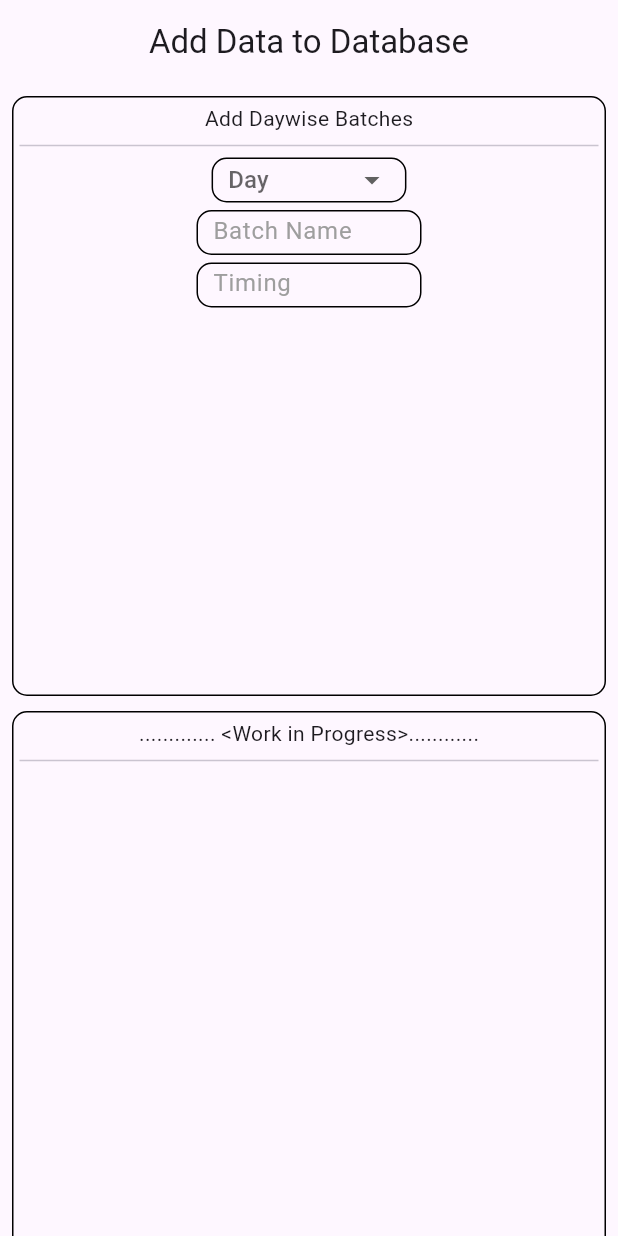
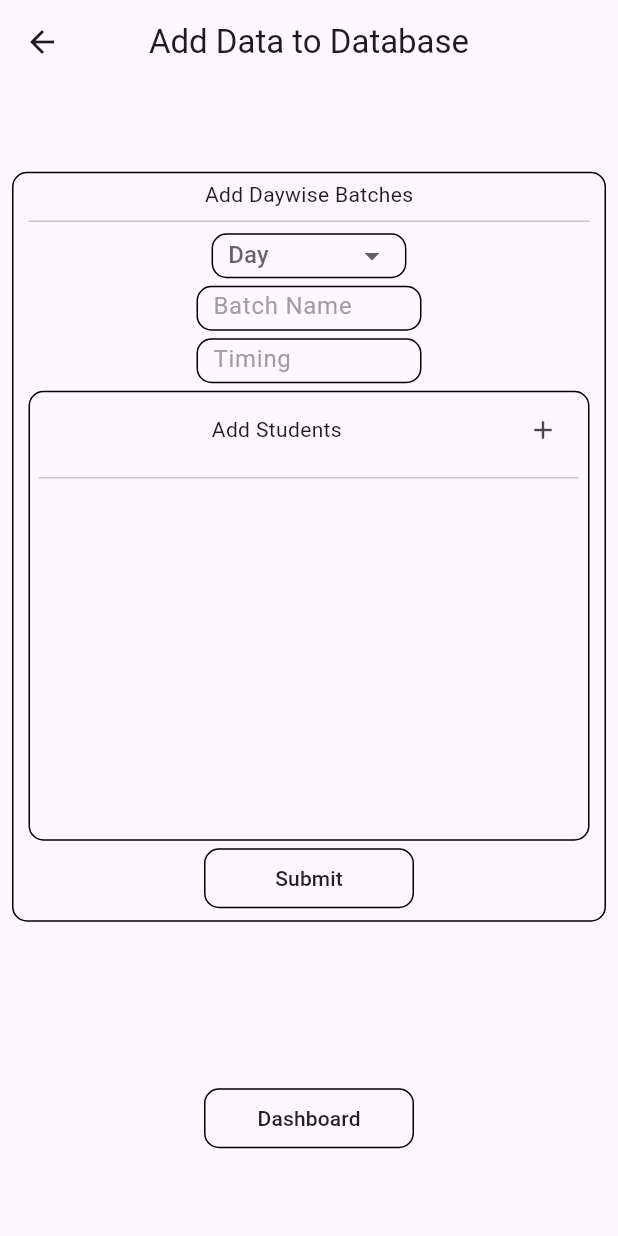
Before and after one commit to SacredNightmare99/Appel, a Flutter app: the AdminAddDataPage screen opened by its route, on a phone screen of 412 x 824 dp. Run offline on Flutter 3.47's test engine with Material 3 defaults, Android fonts, the phone set to English and light mode, and no system bars; our stand-ins replace cloud_firestore, firebase_auth, firebase_core, table_calendar; accounts and stored records are empty.

Commit message:
Completed Adding Batches functionality to the DB

```diff
--- a/lib/pages/admin/admin_add_data_page.dart
+++ b/lib/pages/admin/admin_add_data_page.dart
@@ -1,4 +1,5 @@
 import 'package:flutter/material.dart';
+import 'package:the_project/pages/admin/utils/buttons.dart';
 import 'package:the_project/pages/admin/utils/containers.dart';
 
 class AdminAddDataPage extends StatelessWidget {
@@ -8,25 +9,22 @@ class AdminAddDataPage extends StatelessWidget {
   Widget build(BuildContext context) {
     return Scaffold(
       appBar: AppBar(
-        automaticallyImplyLeading: false,
+        automaticallyImplyLeading: true,
         centerTitle: true,
         title: Text("Add Data to Database"),
       ),
-      body: SingleChildScrollView(
-        child: Container(
+      body: Container(
           padding: EdgeInsets.all(8),
           width: double.maxFinite,
-          child: Wrap(
-            alignment: WrapAlignment.center,
-            runSpacing: 10,
+          child: Column(
+            mainAxisAlignment: MainAxisAlignment.spaceAround,
             spacing: 10,
             children: [
               AddBatchContainer(),
-              AddStudentContainer()
+              NavigateButton(route: 'admin', text: "Dashboard")
             ],
           ),
         ),
-      )
     );
   }
 }
--- a/lib/pages/admin/utils/containers.dart
+++ b/lib/pages/admin/utils/containers.dart
@@ -1,19 +1,52 @@
 import 'package:flutter/material.dart';
+import 'package:the_project/pages/admin/data/batch.dart';
+import 'package:the_project/pages/admin/data/student.dart';
+import 'package:the_project/pages/admin/utils/buttons.dart';
 import 'package:the_project/pages/admin/utils/dropdowns.dart';
 import 'package:the_project/pages/admin/utils/form_fields.dart';
+import 'package:the_project/pages/admin/utils/student_form.dart';
+import 'package:the_project/services/firestore_service.dart';
 
-class AddBatchContainer extends StatelessWidget {
-  AddBatchContainer({super.key});
+class AddBatchContainer extends StatefulWidget {
+  const AddBatchContainer({super.key});
 
+  @override
+  State<AddBatchContainer> createState() => _AddBatchContainerState();
+}
+
+class _AddBatchContainerState extends State<AddBatchContainer> {
   final TextEditingController batchNameController = TextEditingController();
   final TextEditingController batchTimingController = TextEditingController();
+
+  final FirestoreService firestoreService = FirestoreService();
+
+  String selectedDay = "";
+  List<Student> students = [];
+
+  void _addBatch(String day, String name, String timing, List<Student> students) {
+
+    Batch newBatch = Batch(name: name, timing: timing, students: students);
+
+    firestoreService.saveBatchForDay(day, [newBatch]);
+  }
+
+  void _onSubmit() {
+
+    if (batchNameController.text.isNotEmpty && batchTimingController.text.isNotEmpty && selectedDay.isNotEmpty) {
+      _addBatch(selectedDay, batchNameController.text, batchTimingController.text, students);
+
+      selectedDay = "";
+      batchNameController.clear();
+      batchTimingController.clear();
+    }
+  }
 
   @override
   Widget build(BuildContext context) {
     return Container(
-      height: 400,
-      width: 500,
-      padding: EdgeInsets.all(4),
+      height: 500,
+      width: 600,
+      padding: EdgeInsets.only(top: 4, right: 10, left: 10),
       decoration: BoxDecoration(
         border: Border.all(width: 1),
         borderRadius: BorderRadius.circular(10)
@@ -23,36 +56,131 @@ class AddBatchContainer extends StatelessWidget {
         children: [
           Center(child: Text("Add Daywise Batches",)),
           Divider(),
-          DayDropdown(),
+          DayDropdown(selectedDay: selectedDay, onChanged: (value) => {
+            setState(() {
+              selectedDay = value!;
+            })
+          },),
           SizedBox(height: 5,),
           BatchField(hint: "Batch Name", controller: batchNameController,),
           SizedBox(height: 5,),
-          BatchField(hint: "Timing", controller: batchTimingController)
+          BatchField(hint: "Timing", controller: batchTimingController),
+          SizedBox(height: 5,),
+          AddStudentContainer(students: students,),
+          SizedBox(height: 5,),
+          SubmitButton(onPressed: _onSubmit,)
         ],
       ),
     );
   }
 }
 
-class AddStudentContainer extends StatelessWidget {
-  const AddStudentContainer({super.key});
+class AddStudentContainer extends StatefulWidget {
+
+  final List<Student> students;
+
+  const AddStudentContainer({super.key, required this.students});
+
+  @override
+  State<AddStudentContainer> createState() => _AddStudentContainerState();
+}
+
+class _AddStudentContainerState extends State<AddStudentContainer> {
+  final TextEditingController studentName = TextEditingController();
+
+  void _addStudent(String name) {
+
+    Student newStudent = Student(name: name);
+
+    setState(() {
+      widget.students.add(newStudent);
+    });
+    studentName.clear();
+  }
+
+  void _removeStudent(int index) {
+    setState(() {
+      widget.students.removeAt(index);
+    });
+  }
 
   @override
   Widget build(BuildContext context) {
     return Container(
-      height: 400,
-      width: 500,
-      padding: EdgeInsets.all(4),
+      height: 300,
+      width: 550,
+      padding: EdgeInsets.only(top: 1, left: 6, right: 6),
       decoration: BoxDecoration(
         border: Border.all(width: 1),
         borderRadius: BorderRadius.circular(10)
       ),
       child: Column(
         children: [
-          Text("............. <Work in Progress>............"),
-          Divider()
+          Row(
+            mainAxisAlignment: MainAxisAlignment.spaceBetween,
+            children: [
+              SizedBox(width: 5,),
+              Text("Add Students"),
+              IconButton(onPressed: () {
+                showDialog(
+                  context: context,
+                  builder: (context) {
+                    return StudentForm(
+                      nameController: studentName,
+                      submitOnPressed: () {
+                        if (studentName.text.isNotEmpty) {
+                          Navigator.of(context).pop();
+                          _addStudent(studentName.text);
+                        }
+                      },
+                    );
+                  }
+                );
+              }, icon: Icon(Icons.add, size: 20,))
+            ],
+          ),
+          Divider(),
+          SizedBox(
+            width: double.maxFinite,
+            height: 200,
+            child: ListView.builder(
+              itemCount: widget.students.length,
+              itemBuilder: (context, index) {
+                 return StudentAddTempTile(name: widget.students[index].name, removeStudent: () {
+                  _removeStudent(index);
+                 },);
+              },
+            )
+          ),
         ],
       ),
     );
   }
 }
+
+class StudentAddTempTile extends StatelessWidget {
+
+  final String name;
+  final void Function()? removeStudent;
+
+  const StudentAddTempTile({super.key, required this.name, required this.removeStudent});
+
+  @override
+  Widget build(BuildContext context) {
+    return Container(
+      margin: EdgeInsets.only(bottom: 5),
+      height: 50,
+      decoration: BoxDecoration(
+        border: Border.all(width: 1),
+        borderRadius: BorderRadius.circular(10)
+      ),
+      child: Row(
+        mainAxisAlignment: MainAxisAlignment.spaceAround,
+        children: [
+          Text(name),
+          IconButton(onPressed: removeStudent, icon: Icon(Icons.close), iconSize: 20,)
+        ],
+      ),
+    );
+  }
+}
--- a/lib/pages/admin/utils/dropdowns.dart
+++ b/lib/pages/admin/utils/dropdowns.dart
@@ -1,16 +1,12 @@
 import 'package:flutter/material.dart';
 
-class DayDropdown extends StatefulWidget {
+class DayDropdown extends StatelessWidget {
 
-  DayDropdown({super.key});
+  String selectedDay;
+  void Function(String?)? onChanged;
 
-  @override
-  State<DayDropdown> createState() => _DayDropdownState();
-}
+  DayDropdown({super.key, this.selectedDay = "", required this.onChanged});
 
-class _DayDropdownState extends State<DayDropdown> {
-
-  String selectedDay = "";
   final List<String> weekdays = ["Monday", "Tuesday", "Wednesday", "Thursday", "Friday", "Saturday", "Sunday"];
 
   @override
@@ -26,11 +22,7 @@ class _DayDropdownState extends State<DayDropdown> {
         child: DropdownButton<String>(
           hint: Text("Day"),
           value: selectedDay.isNotEmpty ? selectedDay : null,
-          onChanged: (String? newValue) => {
-            setState(() {
-              selectedDay = newValue!;
-            })
-          },
+          onChanged: onChanged,
           items: weekdays.map((day) {
             return DropdownMenuItem<String>(
               value: day,
```
Also changed, not shown: lib/pages/admin/utils/batch_select.dart (+0 -23 lines), lib/pages/admin/utils/form_fields.dart (+31 -0 lines), lib/pages/admin/utils/student_form.dart (added, +34 -0 lines), lib/services/firestore_service.dart (+25 -15 lines).
